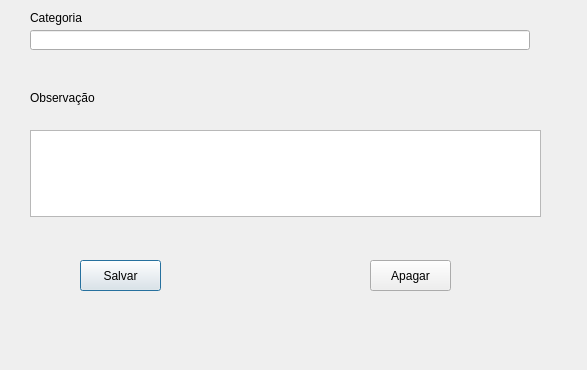
This is view/categoria.ui in CGIA-Pesquisa-Desenvolvimento/evolucao_financeira- as Qt 5 draws it before an edit. The edited form follows.
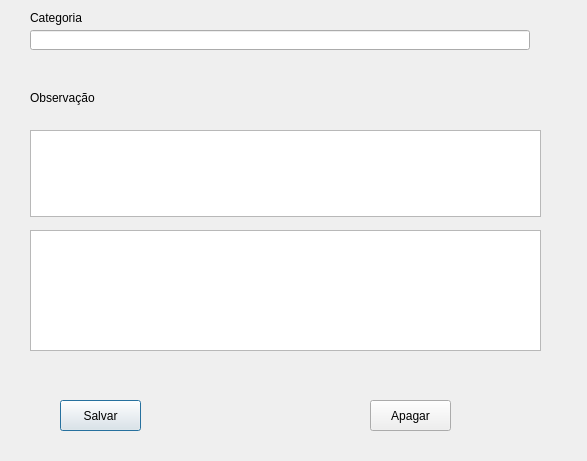
This is the edited form.

Commit message: CRUD cadastro categoria

Patch:
```diff
--- a/view/categoria.ui
+++ b/view/categoria.ui
@@ -7,7 +7,7 @@
     <x>0</x>
     <y>0</y>
     <width>587</width>
-    <height>370</height>
+    <height>461</height>
    </rect>
   </property>
   <property name="windowTitle">
@@ -39,8 +39,8 @@
   <widget class="QPushButton" name="pbSalvarEditar">
    <property name="geometry">
     <rect>
-     <x>80</x>
-     <y>260</y>
+     <x>60</x>
+     <y>400</y>
      <width>81</width>
      <height>31</height>
     </rect>
@@ -53,7 +53,7 @@
    <property name="geometry">
     <rect>
      <x>370</x>
-     <y>260</y>
+     <y>400</y>
      <width>81</width>
      <height>31</height>
     </rect>
@@ -85,6 +85,16 @@
     </rect>
    </property>
   </widget>
+  <widget class="QTableWidget" name="tbwCategoria">
+   <property name="geometry">
+    <rect>
+     <x>30</x>
+     <y>230</y>
+     <width>511</width>
+     <height>121</height>
+    </rect>
+   </property>
+  </widget>
  </widget>
  <resources/>
  <connections/>
```
The commit also changes 2 other files.
